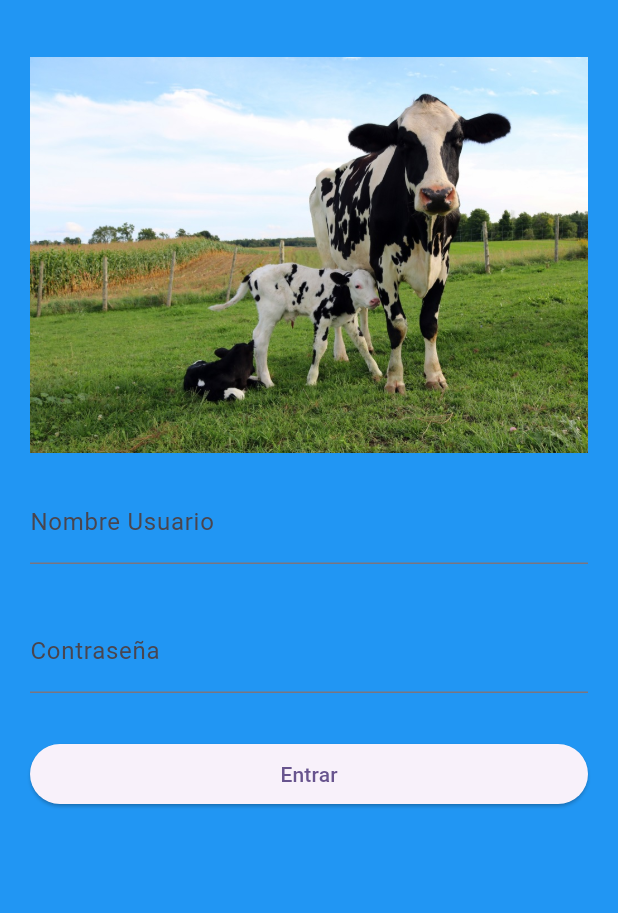
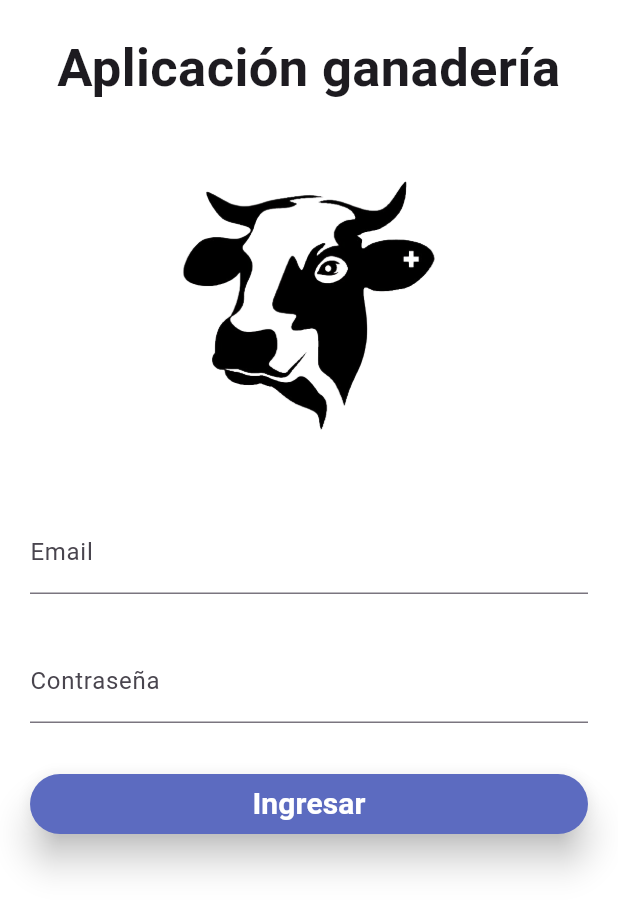
Before and after one commit to FelipeH1209/Proyecto, a Flutter app: the LoginPage screen opened directly, on a phone screen of 412 x 824 dp. Shown: the top 913 px of the screen. Run offline on Flutter 3.47's test engine with Material 3 defaults, Android fonts, the phone set to English and light mode, and no system bars; missing offline and left inert: mobile_scanner.

Commit message:
Ajustes login

```diff
--- a/lib/main.dart
+++ b/lib/main.dart
@@ -1,6 +1,8 @@
 import 'package:flutter/material.dart';
 import 'package:flutter_application_ganaderia/pages/perfil.dart';
 import 'package:flutter_application_ganaderia/pages/qrscaner.dart';
+
+import 'pages/login/login_page.dart';
 
 void main() {
   runApp(const MyApp());
@@ -23,7 +25,7 @@ class MyApp extends StatelessWidget {
           colorScheme: ColorScheme.fromSeed(seedColor: Colors.deepPurple),
           useMaterial3: true,
         ),
-        home: Qrscaner(),
+        home: LoginPage(),
       ),
     );
   }
--- a/lib/pages/login/login_page.dart
+++ b/lib/pages/login/login_page.dart
@@ -8,36 +8,112 @@ class LoginPage extends StatefulWidget {
 }
 
 class _LoginPageState extends State<LoginPage> {
+  String _email = '', _password = '';
+
   @override
   Widget build(BuildContext context) {
     return Scaffold(
-      backgroundColor: Colors.blue,
+      backgroundColor: Colors.white,
       body: SafeArea(
         child: ListView(
           padding: const EdgeInsets.all(20),
           children: [
-            Image.asset(
-              'assets/images/vacas.jpg',
-              height: 300,
+            Text(
+              "Aplicación ganadería",
+              textAlign: TextAlign.center,
+              style: TextStyle(
+                fontSize: 35,
+                fontWeight: FontWeight.bold,
+              ),
             ),
-            TextField(
-              enableInteractiveSelection: false,
-              keyboardType: TextInputType.name,
-              decoration: InputDecoration(labelText: "Nombre Usuario"),
+            SizedBox(height: 50),
+            Center(
+              child: Container(
+                width: 170,
+                height: 170,
+                decoration: BoxDecoration(
+                  shape: BoxShape.circle,
+                ),
+                child: Image.asset(
+                  'assets/images/logo_login.png',
+                  fit: BoxFit.cover,
+                ),
+              ),
+            ),
+            const SizedBox(height: 50),
+            TextFormField(
+              key: const Key('login-email'),
+              onChanged: (text) {
+                _email = text.trim();
+              },
+              keyboardType: TextInputType.emailAddress,
+              decoration: const InputDecoration(
+                label: Text('Email'),
+              ),
+              validator: (text) {
+                text = text ?? '';
+                final isValid = RegExp(
+                        r"[a-z0-9!#$%&'*+/=?^_`{|}~-]+(?:\.[a-z0-9!#$%&'*+/=?^_`{|}~-]+)*@(?:[a-z0-9](?:[a-z0-9-]*[a-z0-9])?\.)+[a-z0-9](?:[a-z0-9-]*[a-z0-9])?")
+                    .hasMatch(text);
+                if (isValid) {
+                  return null;
+                }
+                return 'Invalid email';
+              },
             ),
             SizedBox(height: 30),
-            TextField(
+            TextFormField(
+              autovalidateMode: AutovalidateMode.onUserInteraction,
+              key: const Key('login-pass'),
+              onChanged: (value) {
+                _password = value.replaceAll(' ', '');
+              },
               obscureText: true,
-              enableInteractiveSelection: false,
-              decoration: InputDecoration(labelText: "Contraseña"),
+              decoration: const InputDecoration(
+                label: Text('Contraseña'),
+              ),
+              validator: (value) {
+                value = value ?? '';
+                if (value.length >= 8) {
+                  return null;
+                }
+                return 'Invalid password';
+              },
             ),
-            SizedBox(
+            const SizedBox(
               height: 30,
             ),
-            ElevatedButton(onPressed: () {}, child: Text('Entrar')),
+            Builder(builder: (context) {
+              return ElevatedButton(
+                onPressed: () => _submit(context),
+                child: const Text(
+                  'Ingresar',
+                  style: TextStyle(
+                    color: Colors.white,
+                    fontSize: 20,
+                    fontWeight: FontWeight.bold,
+                  ),
+                ),
+                style: ElevatedButton.styleFrom(
+                  backgroundColor: Colors.indigo.shade400,
+                  elevation: 10,
+                ),
+              );
+            })
           ],
         ),
       ),
     );
   }
+
+  void _submit(BuildContext context) {
+    final formState = context.findAncestorStateOfType<FormState>();
+    if (formState!.validate()) {
+      print('hello pass');
+    }
+
+    // if (_formKey.currentState!.validate()) {
+    //   // send form request
+    // }
+  }
 }
--- a/pubspec.yaml
+++ b/pubspec.yaml
@@ -63,6 +63,7 @@ flutter:
   # To add assets to your application, add an assets section, like this:
   assets:
     - assets/images/vacas.jpg
+    - assets/images/logo_login.png
 
   # An image asset can refer to one or more resolution-specific "variants", see
   # https://flutter.dev/assets-and-images/#resolution-aware
```
Also changed, not shown: assets/images/logo_login.png (added).
